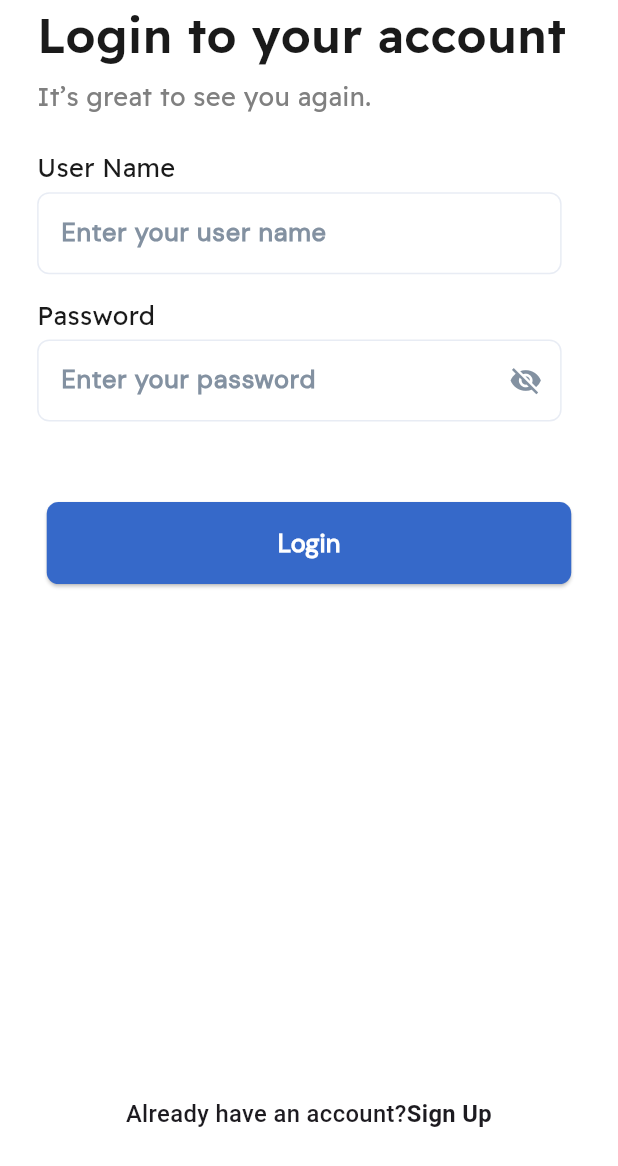
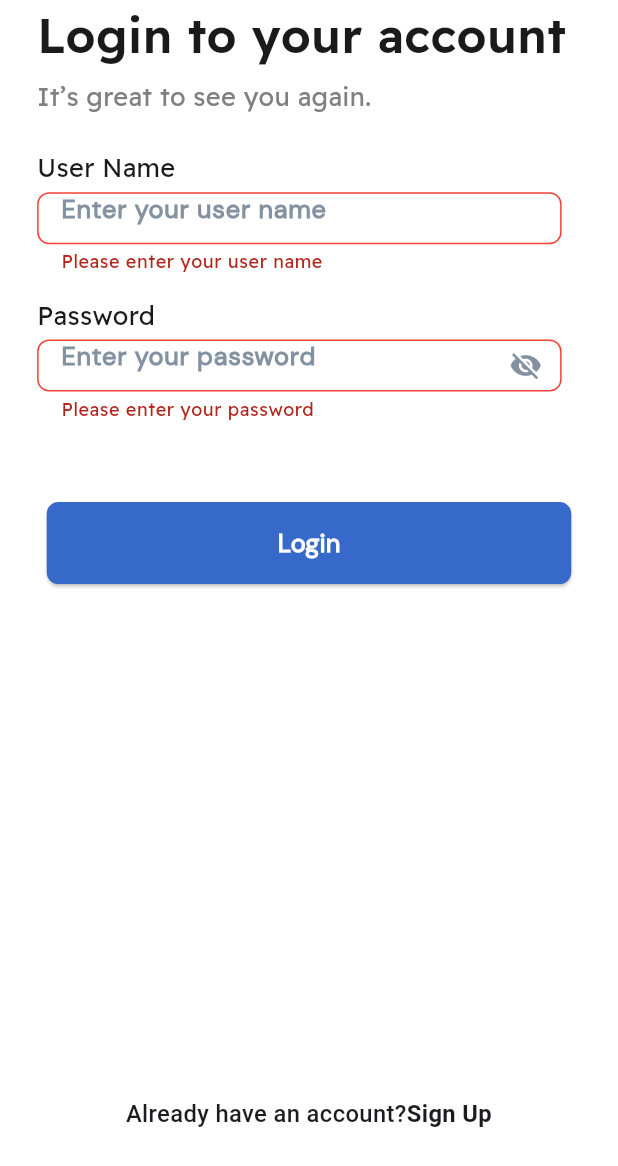
Before and after one commit to MoEhab74/e_commerce_abdullah_yassin, a Flutter app: the screen it shows after launch, after a tap on "Login", on a phone screen of 412 x 824 dp. Shown: the top 1166 px of the screen. Run offline on Flutter 3.47's test engine with Material 3 defaults, Android fonts, the phone set to English and light mode, and no system bars; our stand-ins replace dio, flutter_screenutil, go_router.

Commit message:
Finish login screen part1

```diff
--- a/lib/core/ui/primary_text_form_field.dart
+++ b/lib/core/ui/primary_text_form_field.dart
@@ -12,6 +12,7 @@ class AppTextFormField extends StatefulWidget {
     this.isPassword,
     this.obscureText,
     this.keyboardType,
+    this.validator,
   });
   final String? hintText;
   final double? width;
@@ -19,6 +20,7 @@ class AppTextFormField extends StatefulWidget {
   final bool? isPassword;
   final bool? obscureText;
   final TextInputType? keyboardType;
+  final String? Function(String?)? validator;
 
   @override
   State<AppTextFormField> createState() => _AppTextFormFieldState();
@@ -39,6 +41,7 @@ class _AppTextFormFieldState extends State<AppTextFormField> {
       width: widget.width ?? 331.w,
       height: widget.height ?? 56.h,
       child: TextFormField(
+        validator: widget.validator,
         obscureText: isObscured,
         decoration: InputDecoration(
           suffixIcon: widget.isPassword != null
@@ -65,6 +68,10 @@ class _AppTextFormFieldState extends State<AppTextFormField> {
             borderRadius: BorderRadius.circular(8.0),
             borderSide: BorderSide(color: AppColors.primaryColor),
           ),
+          errorBorder: OutlineInputBorder(
+            borderRadius: BorderRadius.circular(8.0),
+            borderSide: BorderSide(color: Colors.red),
+          ),
           filled: true,
           fillColor: AppColors.whiteColor,
           hintText: widget.hintText ?? 'Enter text',
--- /dev/null
+++ b/lib/features/auth/login/login_form.dart
@@ -0,0 +1,78 @@
+import 'package:e_commerce/core/themes/app_colors.dart';
+import 'package:e_commerce/core/themes/app_styles.dart';
+import 'package:e_commerce/core/ui/auth_or_verify_hint.dart';
+import 'package:e_commerce/core/ui/hight_or_width_space.dart';
+import 'package:e_commerce/core/ui/primary_button_widget.dart';
+import 'package:e_commerce/core/ui/primary_text_form_field.dart';
+import 'package:flutter/material.dart';
+
+class LoginForm extends StatefulWidget {
+  const LoginForm({super.key});
+
+  @override
+  State<LoginForm> createState() => _LoginFormState();
+}
+
+class _LoginFormState extends State<LoginForm> {
+  final GlobalKey<FormState> _formKey = GlobalKey<FormState>();
+  @override
+  Widget build(BuildContext context) {
+    return Form(
+      key: _formKey,
+      child: Column(
+        crossAxisAlignment: CrossAxisAlignment.start,
+        children: [
+          Text('User Name', style: AppStyles.bodyBlackStyle),
+          HightOrWidthSpace(height: 4.0),
+          AppTextFormField(
+            hintText: 'Enter your user name',
+            validator: (value) {
+              if (value == null || value.isEmpty) {
+                return 'Please enter your user name';
+              }
+              return null;
+            },
+          ),
+          HightOrWidthSpace(height: 16.0),
+          Text('Password', style: AppStyles.bodyBlackStyle),
+          HightOrWidthSpace(height: 4.0),
+          AppTextFormField(
+            hintText: 'Enter your password',
+            obscureText: true,
+            isPassword: true,
+            validator: (value) {
+              if (value == null || value.isEmpty) {
+                return 'Please enter your password';
+              }
+              return null;
+            },
+          ),
+          HightOrWidthSpace(height: 55.0),
+          Center(
+            child: AppButton(
+              color: AppColors.primaryColor,
+              textColor: AppColors.whiteColor,
+              onPressed: () {
+                // Handle login action
+                if (_formKey.currentState!.validate()) {
+                  // Login logic here from the cubit or bloc
+                }
+              },
+              text: 'Login',
+            ),
+          ),
+          HightOrWidthSpace(height: 350.0),
+          Center(
+            child: AuthenticationOrVerificationHint(
+              questionText: 'Already have an account?',
+              actionText: 'Sign Up',
+              onTap: () {
+                // Handle sign up action
+              },
+            ),
+          ),
+        ],
+      ),
+    );
+  }
+}
--- a/lib/features/auth/login_screen.dart
+++ b/lib/features/auth/login_screen.dart
@@ -1,9 +1,7 @@
-import 'package:e_commerce/core/themes/app_colors.dart';
+
 import 'package:e_commerce/core/themes/app_styles.dart';
-import 'package:e_commerce/core/ui/auth_or_verify_hint.dart';
 import 'package:e_commerce/core/ui/hight_or_width_space.dart';
-import 'package:e_commerce/core/ui/primary_button_widget.dart';
-import 'package:e_commerce/core/ui/primary_text_form_field.dart';
+import 'package:e_commerce/features/auth/login/login_form.dart';
 import 'package:flutter/material.dart';
 import 'package:flutter_screenutil/flutter_screenutil.dart';
 
@@ -31,38 +29,7 @@ class LoginScreen extends StatelessWidget {
                 style: AppStyles.subTitlesStyle,
               ),
               HightOrWidthSpace(height: 24.0),
-              Text('User Name', style: AppStyles.bodyBlackStyle),
-              HightOrWidthSpace(height: 4.0),
-              AppTextFormField(hintText: 'Enter your user name'),
-              HightOrWidthSpace(height: 16.0),
-              Text('Password', style: AppStyles.bodyBlackStyle),
-              HightOrWidthSpace(height: 4.0),
-              AppTextFormField(
-                hintText: 'Enter your password',
-                obscureText: true,
-                isPassword: true,
-              ),
-              HightOrWidthSpace(height: 55.0),
-              Center(
-                child: AppButton(
-                  color: AppColors.primaryColor,
-                  textColor: AppColors.whiteColor,
-                  onPressed: () {
-                    // Handle login action
-                  },
-                  text: 'Login',
-                ),
-              ),
-              HightOrWidthSpace(height: 350.0),
-              Center(
-                child: AuthenticationOrVerificationHint(
-                  questionText: 'Already have an account?',
-                  actionText: 'Sign Up',
-                  onTap: () {
-                    // Handle sign up action
-                  },
-                ),
-              ),
+              LoginForm(),
             ],
           ),
         ),
```
